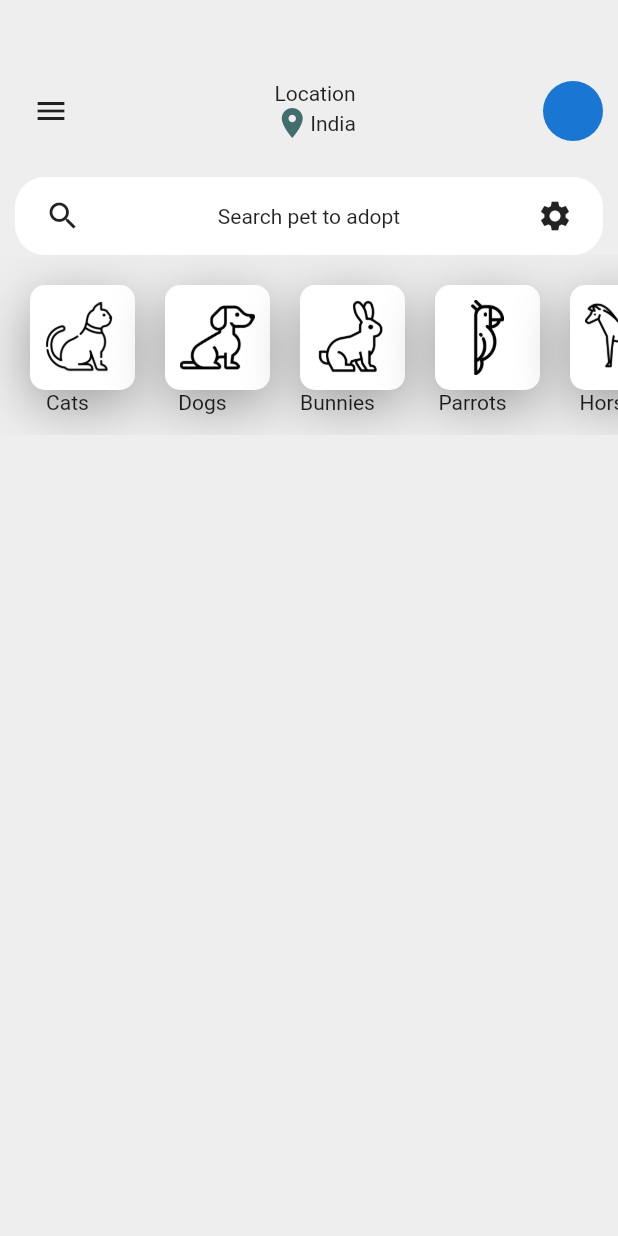
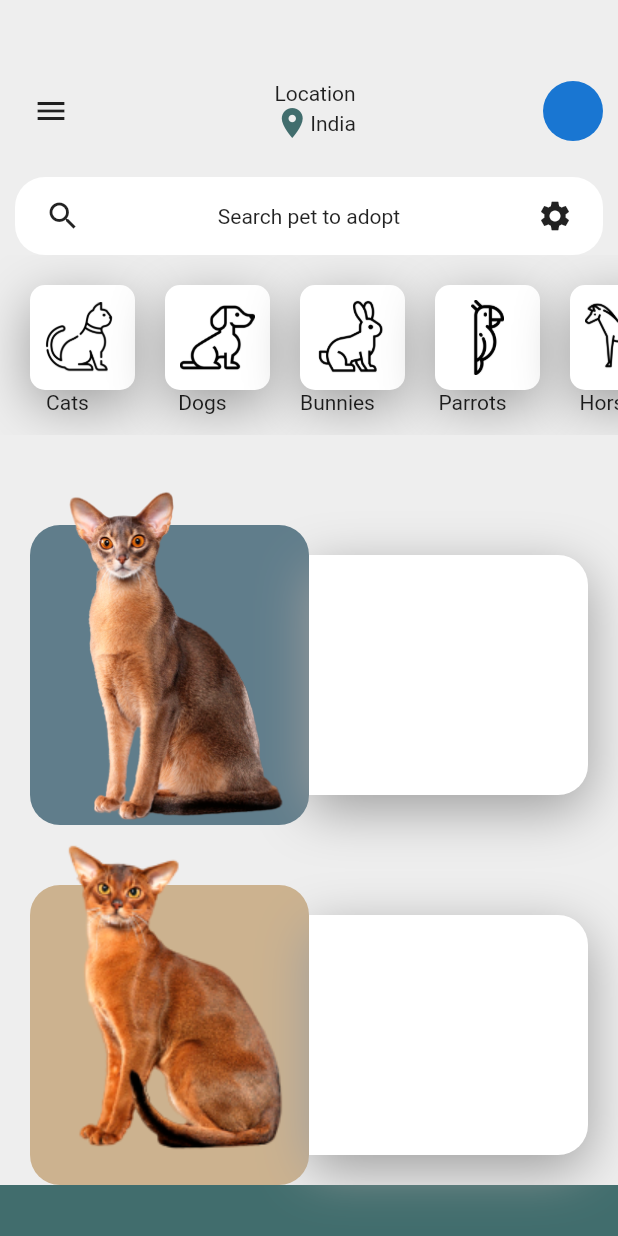
Before and after one commit to arunsingh28/pet_ui, a Flutter app: the screen it shows after launch, on a phone screen of 412 x 824 dp. Run offline on Flutter 3.47's test engine with Material 2 defaults, Android fonts, the phone set to English and light mode, and no system bars.

Commit message:
scrollview done

```diff
--- a/lib/main.dart
+++ b/lib/main.dart
@@ -5,6 +5,7 @@ import 'screen/Home.dart';
 void main() {
   runApp(MaterialApp(
     home: HomePage(),
+    debugShowCheckedModeBanner: false,
   ));
 }
 
--- a/lib/screen/Home.dart
+++ b/lib/screen/Home.dart
@@ -22,6 +22,7 @@ class _HomeState extends State<Home> {
         ..scale(scaleFactor),
       duration: Duration(milliseconds: 250),
       color: Colors.grey[200],
+      child: SingleChildScrollView(
         child: Column(
           children: [
             SizedBox(
@@ -120,7 +121,73 @@ class _HomeState extends State<Home> {
                     );
                   }),
             ),
+            SizedBox(
+              height: 20,
+            ),
+            Container(
+              margin: EdgeInsets.symmetric(vertical: 0, horizontal: 20),
+              height: 240,
+              child: Row(
+                children: [
+                  Expanded(
+                      child: Stack(children: [
+                    Container(
+                      margin: EdgeInsets.only(top: 40),
+                      decoration: BoxDecoration(
+                        color: Colors.blueGrey,
+                        borderRadius: BorderRadius.circular(20),
+                      ),
+                    ),
+                    Align(
+                      child: Image.asset('images/pet-cat2.png'),
+                    )
+                  ])),
+                  Expanded(
+                      child: Container(
+                    margin: EdgeInsets.only(top: 60, bottom: 20),
+                    decoration: BoxDecoration(
+                        color: Colors.white,
+                        boxShadow: shodowList,
+                        borderRadius: BorderRadius.only(
+                            topRight: Radius.circular(20),
+                            bottomRight: Radius.circular(20))),
+                  ))
                 ],
+              ),
+            ),
+            Container(
+              margin: EdgeInsets.symmetric(vertical: 0, horizontal: 20),
+              height: 240,
+              child: Row(
+                children: [
+                  Expanded(
+                      child: Stack(children: [
+                    Container(
+                      margin: EdgeInsets.only(top: 40),
+                      decoration: BoxDecoration(
+                        color: Color(0xFFCCB28F),
+                        borderRadius: BorderRadius.circular(20),
+                      ),
+                    ),
+                    Align(
+                      child: Image.asset('images/pet-cat1.png'),
+                    )
+                  ])),
+                  Expanded(
+                      child: Container(
+                    margin: EdgeInsets.only(top: 60, bottom: 20),
+                    decoration: BoxDecoration(
+                        color: Colors.white,
+                        boxShadow: shodowList,
+                        borderRadius: BorderRadius.only(
+                            topRight: Radius.circular(20),
+                            bottomRight: Radius.circular(20))),
+                  ))
+                ],
+              ),
+            ),
+          ],
+        ),
       ),
     );
   }
```
Lines whose indentation alone changed are shown as unchanged.
